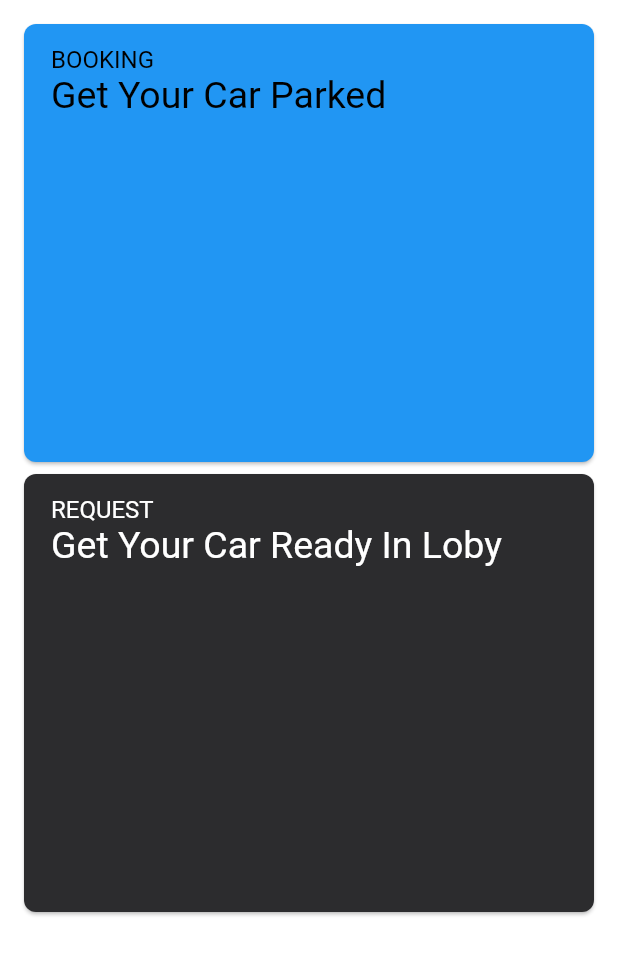
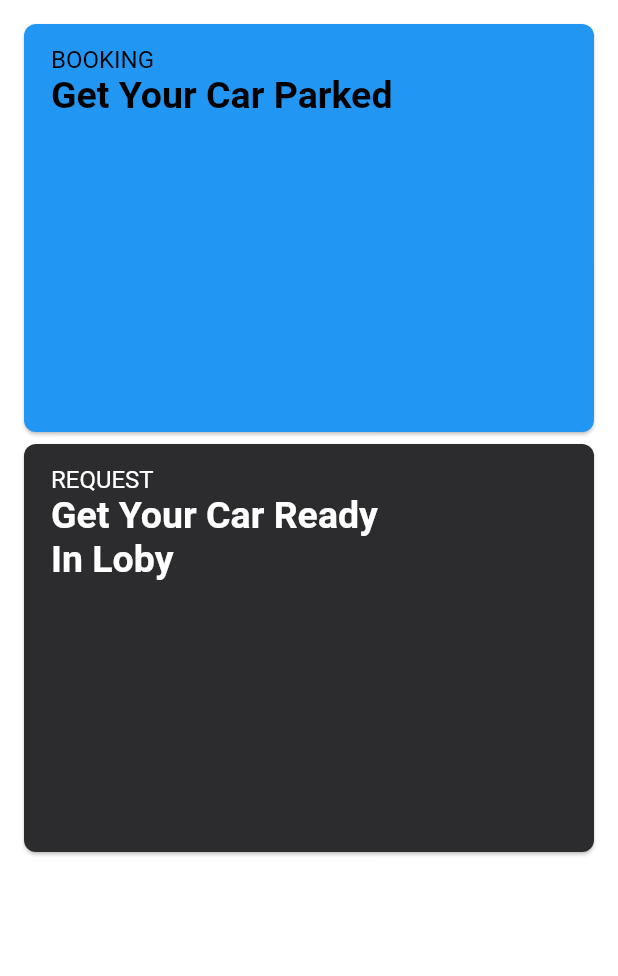
Before and after one commit to kennantz/eval, a Flutter app: the MenuPage screen opened directly, on a phone screen of 412 x 824 dp, the part 132-1108 px from its top. Run offline on Flutter 3.47's test engine with Material 2 defaults, Android fonts, the phone set to English and light mode, and no system bars; our stand-ins replace cloud_firestore, equatable, firebase_auth, firebase_core, fluttertoast; accounts and stored records are empty.

```diff
--- a/lib/main.dart
+++ b/lib/main.dart
@@ -2,6 +2,9 @@ import 'package:firebase_core/firebase_core.dart';
 import 'package:flutter/material.dart';
 import 'package:flutter/cupertino.dart';
 import 'package:eval/ui/pages/pages.dart';
+
+final GlobalKey<NavigatorState> firstTabNavKey = GlobalKey<NavigatorState>();
+final GlobalKey<NavigatorState> secondTabNavKey = GlobalKey<NavigatorState>();
 
 void main() async {
   WidgetsFlutterBinding.ensureInitialized();
--- a/lib/ui/pages/regis/signin_page.dart
+++ b/lib/ui/pages/regis/signin_page.dart
@@ -38,6 +38,8 @@ class _SignInPageState extends State<SignInPage> {
                     decoration: new BoxDecoration(
                         border: Border.all(width: 0, color: Colors.white)),
                     controller: ctrlEmail,
+                    style: TextStyle(color: Colors.black),
+                    placeholderStyle: TextStyle(color: Colors.grey[300]),
                     placeholder: "Email address"),
               ),
               Container(
@@ -52,6 +54,9 @@ class _SignInPageState extends State<SignInPage> {
                     decoration: new BoxDecoration(
                         border: Border.all(width: 0, color: Colors.white)),
                     controller: ctrlPassword,
+                    obscureText: true,
+                    style: TextStyle(color: Colors.black),
+                    placeholderStyle: TextStyle(color: Colors.grey[300]),
                     placeholder: "Password"),
               ),
               Container(
--- a/lib/ui/pages/tabs/menuPage.dart
+++ b/lib/ui/pages/tabs/menuPage.dart
@@ -21,7 +21,7 @@ class _MenuPageState extends State<MenuPage> {
           child: Column(
             children: [
               Container(
-                height: 300,
+                height: 280,
                 width: double.infinity,
                 child: Card(
                   shape: RoundedRectangleBorder(
@@ -50,7 +50,7 @@ class _MenuPageState extends State<MenuPage> {
                                   Text(
                                     "Get Your Car Parked",
                                     style: TextStyle(
-                                        color: Colors.black, fontSize: 25),
+                                        color: Colors.black, fontSize: 25, fontWeight: FontWeight.bold),
                                   ),
                                 ],
                               )
@@ -63,7 +63,7 @@ class _MenuPageState extends State<MenuPage> {
                 ),
               ),
               Container(
-                height: 300,
+                height: 280,
                 width: double.infinity,
                 child: Card(
                   shape: RoundedRectangleBorder(
@@ -90,9 +90,9 @@ class _MenuPageState extends State<MenuPage> {
                               Row(
                                 children: [
                                   Text(
-                                    "Get Your Car Ready In Loby",
+                                    "Get Your Car Ready\nIn Loby",
                                     style: TextStyle(
-                                        color: Colors.white, fontSize: 25),
+                                        color: Colors.white, fontSize: 25, fontWeight: FontWeight.bold)
                                   ),
                                 ],
                               )
```
Also changed, not shown: lib/ui/pages/mainmenu.dart (+35 -13 lines), lib/ui/pages/regis/signup_page.dart (+11 -0 lines), lib/ui/pages/regis/signup_phone.dart (deleted).
